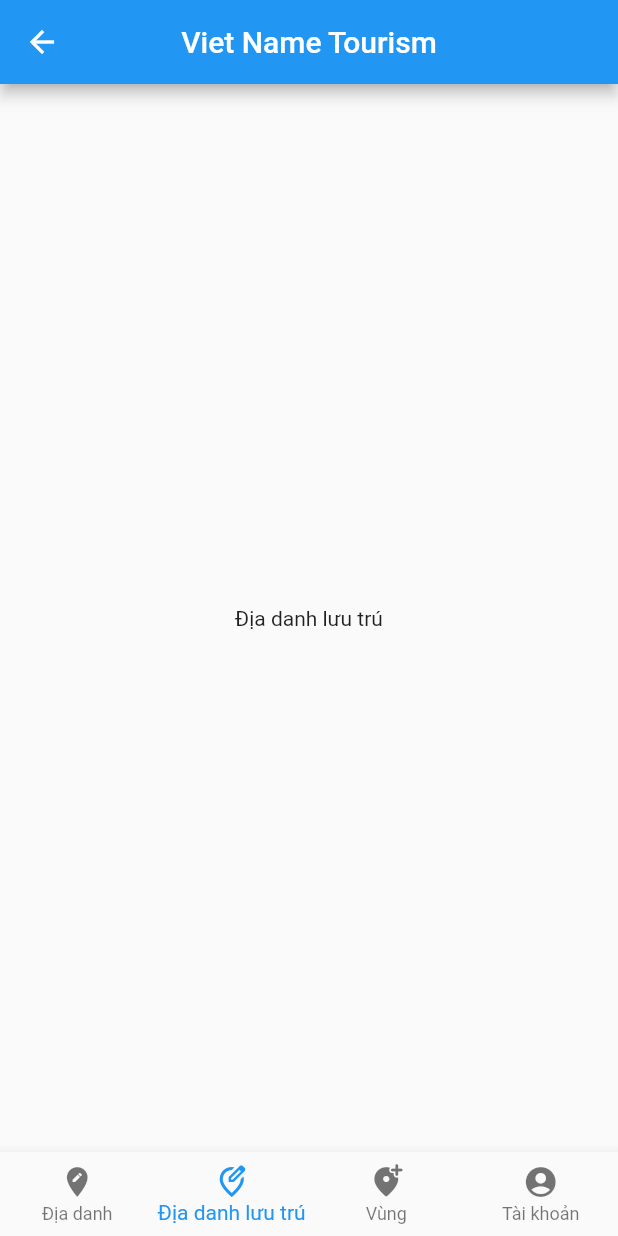
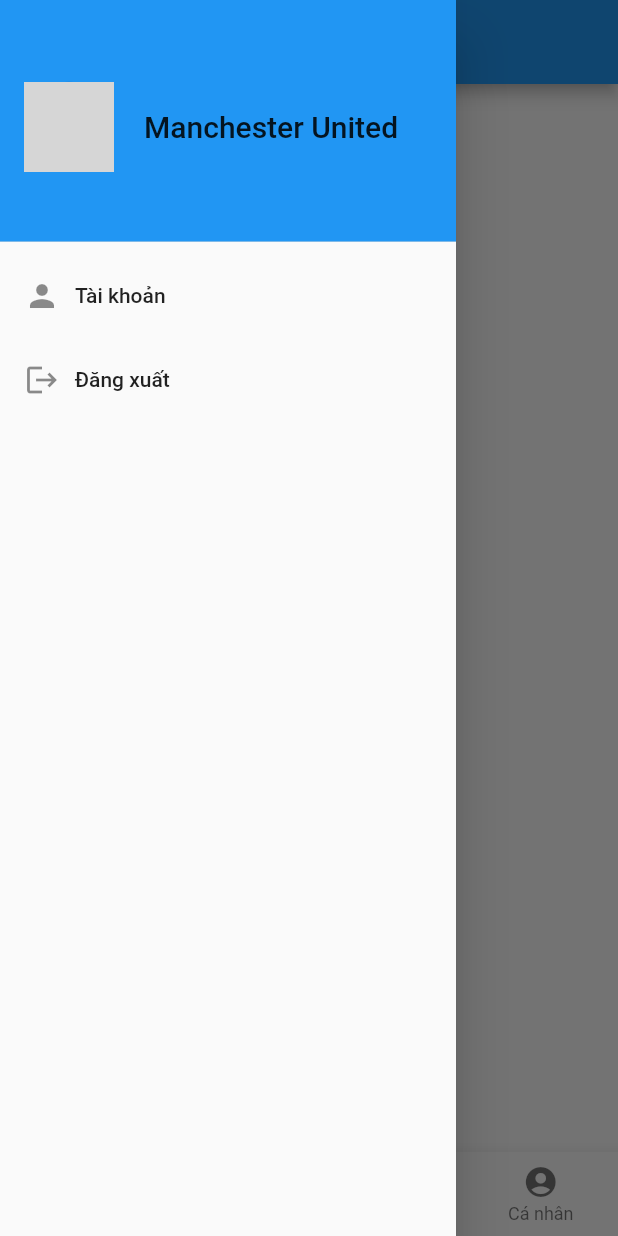
Before and after one commit to NguyenMinhDuc217/VietNamTourism, a Flutter app: the MyHomePage screen opened directly, item 2 of the bottom bar chosen, with the side drawer open (before the commit the screen has no drawer), on a phone screen of 412 x 824 dp. Run offline on Flutter 3.47's test engine with Material 2 defaults, Android fonts, the phone set to English and light mode, and no system bars; missing offline and left inert: map_launcher; network calls fail; grey boxes are pictures that could not be loaded.

Commit message:
xong UI dia danh + menu

```diff
--- a/lib/login-page.dart
+++ b/lib/login-page.dart
@@ -150,10 +150,10 @@ class _LoginPageState extends State<LoginPage> {
     return Scaffold(
       backgroundColor: Color(0xff1278f3),
       body: Center(
-        child: Column(
+        child: SingleChildScrollView(child: Column(
           mainAxisAlignment: MainAxisAlignment.spaceEvenly,
           children: [imgSection, TextSection, LoginSection, ButtonSection],
-        ),
+        ),)
       ),
     );
   }
--- a/lib/main.dart
+++ b/lib/main.dart
@@ -1,5 +1,6 @@
 import 'package:flutter/material.dart';
 
+import 'destiination.dart';
 import 'login-page.dart';
 
 void main() {
@@ -7,8 +8,8 @@ void main() {
     title: 'Viet Name Tourism',
     debugShowCheckedModeBanner: false,
     theme: ThemeData(
-        fontFamily: 'Roboto',
-      ),
+      fontFamily: 'Roboto',
+    ),
     home: MyApp(),
   ));
 }
@@ -25,25 +26,26 @@ class MyHomePage extends StatefulWidget {
   @override
   State<MyHomePage> createState() => _MyHomePageState();
 }
+
 class _MyHomePageState extends State<MyHomePage> {
   int selectedIndex = 0;
   Widget _diaDanh = DiaDanh();
   Widget _diaDanhLuuTru = DiaDanhLuuTru();
-  Widget _vung=Vung();
+  Widget _vung = Vung();
   Widget _taiKhoan = TaiKhoan();
 
-  Widget getBody( )  {
-    if(this.selectedIndex == 0) {
+  Widget getBody() {
+    if (this.selectedIndex == 0) {
       return this._diaDanh;
-    } else if(this.selectedIndex==1) {
+    } else if (this.selectedIndex == 1) {
       return this._diaDanhLuuTru;
-    } else if(this.selectedIndex==2){
+    } else if (this.selectedIndex == 2) {
       return this._vung;
-    } else{
+    } else {
       return this._taiKhoan;
     }
+  }
 
-  }
   @override
   Widget build(BuildContext context) {
     return Scaffold(
@@ -52,6 +54,55 @@ class _MyHomePageState extends State<MyHomePage> {
         title: Text('Viet Name Tourism'),
       ),
       body: this.getBody(),
+      drawer: Drawer(
+          child: ListView(
+        padding: EdgeInsets.zero,
+        children: [
+          DrawerHeader(
+              decoration: const BoxDecoration(
+                color: Colors.blue,
+              ),
+              child: Row(
+                children: [
+                  CircleAvatar(
+                      radius: 30,
+                      backgroundImage: AssetImage('images/logo/logoMU.jpg'),
+                      child: InkWell(
+                        borderRadius: BorderRadius.circular(30),
+                        onTap: () {},
+                      )),
+                  Container(
+                      margin: EdgeInsets.only(left: 20),
+                      child: Text(
+                        'Manchester United',
+                        style: TextStyle(fontSize: 20),
+                      )),
+                ],
+              )),
+          ListTile(
+            title: Row(
+              children: [
+                Icon(Icons.person),
+                Container(
+                    margin: EdgeInsets.only(left: 10), child: Text('Tài khoản')),
+              ],
+            ),
+            onTap: () {},
+          ),
+          ListTile(
+            title: Row(
+              children: [
+                Icon(Icons.logout),
+                Container(
+                    margin: EdgeInsets.only(left: 10), child: Text('Đăng xuất'))
+              ],
+            ),
+            onTap: () {
+              Navigator.pop(context);
+            },
+          )
+        ],
+      )),
       bottomNavigationBar: BottomNavigationBar(
         type: BottomNavigationBarType.fixed,
         currentIndex: this.selectedIndex,
@@ -70,7 +121,7 @@ class _MyHomePageState extends State<MyHomePage> {
           ),
           BottomNavigationBarItem(
             icon: Icon(Icons.account_circle),
-            title: Text('Tài khoản'),
+            title: Text('Cá nhân'),
           ),
         ],
         onTap: (int index) {
@@ -79,53 +130,46 @@ class _MyHomePageState extends State<MyHomePage> {
       ),
     );
   }
-  void onTapHandler(int index)  {
+
+  void onTapHandler(int index) {
     this.setState(() {
       this.selectedIndex = index;
     });
   }
 }
 
-class DiaDanh extends StatefulWidget{
+class DiaDanhLuuTru extends StatefulWidget {
   @override
-  State<DiaDanh> createState()=>_DiaDanhState();
-}
-class _DiaDanhState extends State<DiaDanh>{
-  @override
-  Widget build(BuildContext context){
-    return Center(child: Text('Địa danh'));
-  }
+  State<DiaDanhLuuTru> createState() => _DiaDanhLucTruState();
 }
 
-class DiaDanhLuuTru extends StatefulWidget{
+class _DiaDanhLucTruState extends State<DiaDanhLuuTru> {
   @override
-  State<DiaDanhLuuTru> createState()=>_DiaDanhLucTruState();
-}
-class _DiaDanhLucTruState extends State<DiaDanhLuuTru>{
-  @override
-  Widget build(BuildContext context){
+  Widget build(BuildContext context) {
     return Center(child: Text('Địa danh lưu trú'));
   }
 }
 
-class Vung extends StatefulWidget{
+class Vung extends StatefulWidget {
   @override
-  State<Vung> createState()=>_VungState();
+  State<Vung> createState() => _VungState();
 }
-class _VungState extends State<Vung>{
+
+class _VungState extends State<Vung> {
   @override
-  Widget build(BuildContext context){
+  Widget build(BuildContext context) {
     return Center(child: Text('Vùng'));
   }
 }
 
-class TaiKhoan extends StatefulWidget{
+class TaiKhoan extends StatefulWidget {
   @override
-  State<TaiKhoan> createState()=>_TaiKhoanState();
+  State<TaiKhoan> createState() => _TaiKhoanState();
 }
-class _TaiKhoanState extends State<TaiKhoan>{
+
+class _TaiKhoanState extends State<TaiKhoan> {
   @override
-  Widget build(BuildContext context){
+  Widget build(BuildContext context) {
     return Center(child: Text('Tài khoản'));
   }
 }
--- a/pubspec.yaml
+++ b/pubspec.yaml
@@ -34,6 +34,7 @@ dependencies:
   # The following adds the Cupertino Icons font to your application.
   # Use with the CupertinoIcons class for iOS style icons.
   cupertino_icons: ^1.0.2
+  map_launcher: ^2.1.1
 
 dev_dependencies:
   flutter_test:
```
Also changed, not shown: lib/destiination.dart (added, +141 -0 lines), pubspec.lock.
